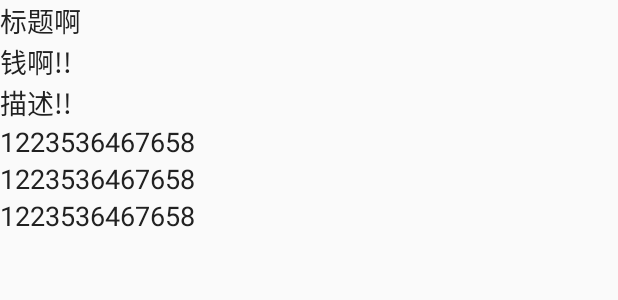
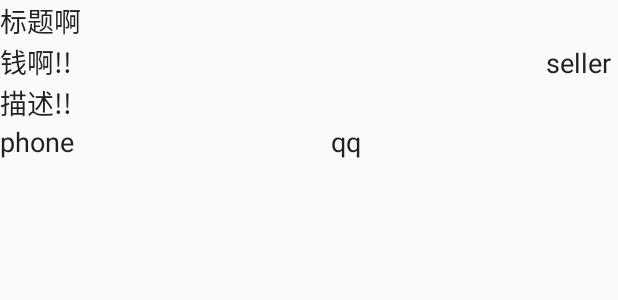
Before and after one commit to CasparGX/XTU-Second-hand, an Android app: the layout include_goods_show_content.xml on its own in the app's theme, with its tools: preview values and no code run, on a phone screen of 412 x 824 dp. Shown: the top 300 px of the screen. Run offline under Robolectric (Android 15) with nearby library versions, the phone set to English and light mode, and no system bars.

Commit message:
add copy qq and copy phone num zhen jump to DIAL

```diff
--- a/app/src/main/AndroidManifest.xml
+++ b/app/src/main/AndroidManifest.xml
@@ -9,6 +9,7 @@
     <uses-permission android:name="android.permission.INTERNET" />
     <uses-permission android:name="android.permission.WAKE_LOCK" />
     <uses-permission android:name="android.permission.WRITE_EXTERNAL_STORAGE" />
+    <uses-permission android:name="android.permission.READ_CONTACTS"/>
 
     <application
         android:name=".context.BuyApp"
--- a/app/src/main/res/layout/include_goods_show_content.xml
+++ b/app/src/main/res/layout/include_goods_show_content.xml
@@ -12,6 +12,11 @@
         android:textColor="#212121"
         android:id="@+id/tv_title" />
 
+    <LinearLayout
+        android:layout_width="match_parent"
+        android:layout_height="wrap_content"
+        android:orientation="horizontal">
+
         <TextView
             android:layout_width="wrap_content"
             android:layout_height="wrap_content"
@@ -19,33 +24,46 @@
             android:text="钱啊!! "
             android:textColor="#212121"
             android:id="@+id/tv_price" />
+
         <TextView
-        android:layout_width="wrap_content"
+            android:layout_width="match_parent"
+            android:layout_height="wrap_content"
+            android:gravity="right"
+            android:textAppearance="?android:attr/textAppearanceMedium"
+            android:text="seller "
+            android:textColor="#212121"
+            android:id="@+id/tv_seller" />
+    </LinearLayout>
+
+    <TextView
+        android:layout_width="match_parent"
         android:layout_height="wrap_content"
         android:textAppearance="?android:attr/textAppearanceMedium"
         android:text="描述!! "
         android:textColor="#212121"
         android:id="@+id/tv_dec" />
+
+    <LinearLayout
+        android:layout_width="match_parent"
+        android:layout_height="wrap_content"
+        android:orientation="horizontal">
+
         <TextView
             android:layout_width="wrap_content"
             android:layout_height="wrap_content"
             android:textAppearance="?android:attr/textAppearanceMedium"
-        android:text="1223536467658 "
+            android:text="phone"
+            android:layout_weight="1"
             android:textColor="#212121"
             android:id="@+id/tv_phone" />
         <TextView
             android:layout_width="wrap_content"
             android:layout_height="wrap_content"
             android:textAppearance="?android:attr/textAppearanceMedium"
-        android:text="1223536467658 "
+            android:text="qq"
+            android:layout_weight="1"
             android:textColor="#212121"
             android:id="@+id/tv_qq" />
-    <TextView
-        android:layout_width="wrap_content"
-        android:layout_height="wrap_content"
-        android:textAppearance="?android:attr/textAppearanceMedium"
-        android:text="1223536467658 "
-        android:textColor="#212121"
-        android:id="@+id/tv_seller" />
+    </LinearLayout>
 
 </LinearLayout>
```
Also changed, not shown: app/src/main/java/com/sky31/buy/second_hand/ui/GoodsShowActivity.java (+33 -1 lines). Lines whose indentation alone changed are shown as unchanged.
